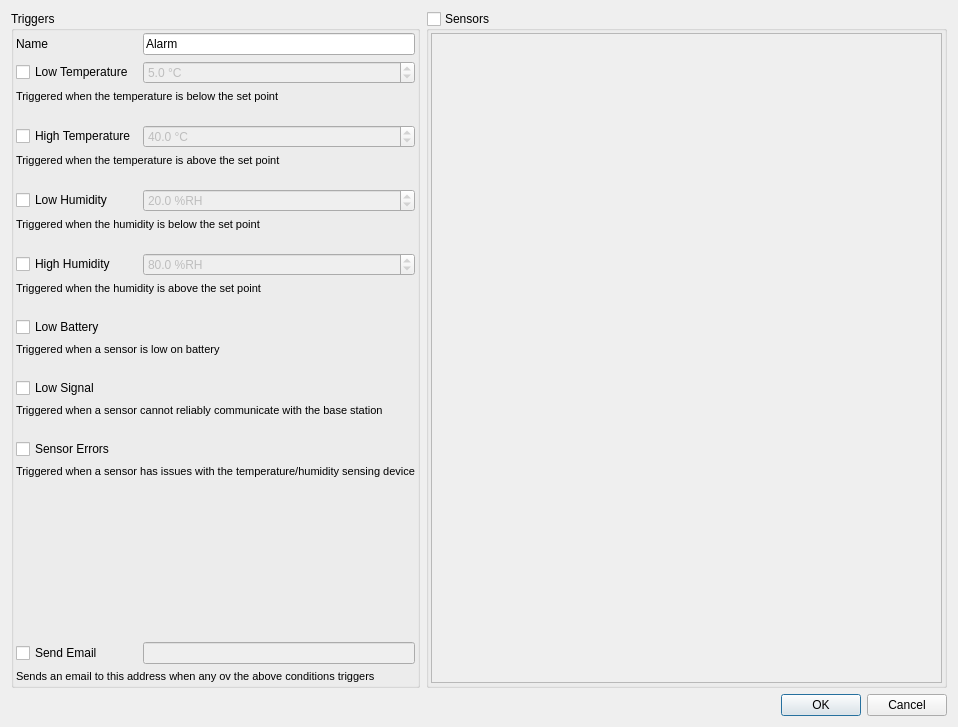
This is manager/src/ConfigureAlarmDialog.ui in porkmarks/sense as Qt 5 draws it before an edit. The edited form follows.
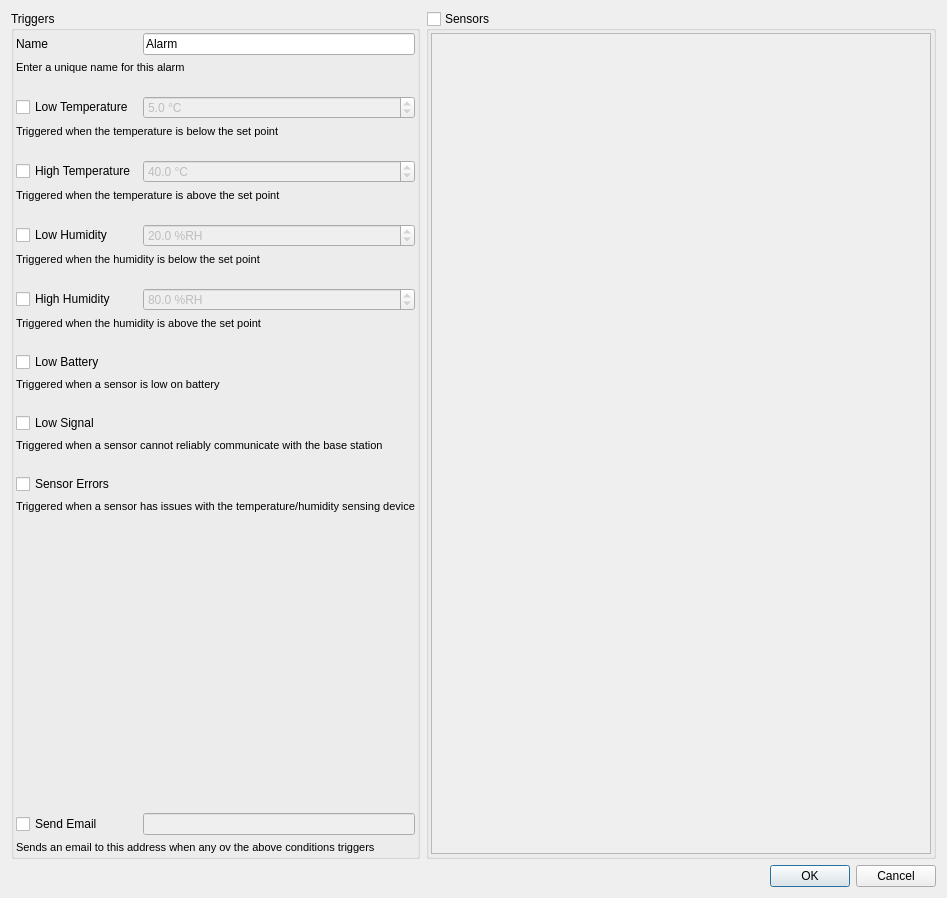
This is the edited form. Icons and pictures are not drawn.

```diff
--- a/manager/src/ConfigureAlarmDialog.ui
+++ b/manager/src/ConfigureAlarmDialog.ui
@@ -6,8 +6,8 @@
    <rect>
     <x>0</x>
     <y>0</y>
-    <width>958</width>
-    <height>727</height>
+    <width>947</width>
+    <height>898</height>
    </rect>
   </property>
   <property name="windowTitle">
@@ -47,102 +47,59 @@
          <property name="bottomMargin">
           <number>2</number>
          </property>
-         <item row="13" column="0">
-          <widget class="QCheckBox" name="lowBatteryWatch">
+         <item row="12" column="0">
+          <widget class="QCheckBox" name="highHumidityWatch">
            <property name="text">
-            <string>Low Battery</string>
+            <string>High Humidity</string>
            </property>
            <property name="icon">
             <iconset resource="../res/res.qrc">
-             <normaloff>:/icons/ui/battery-0.png</normaloff>:/icons/ui/battery-0.png</iconset>
-           </property>
-          </widget>
-         </item>
-         <item row="19" column="0">
-          <widget class="QCheckBox" name="sensorErrorsWatch">
-           <property name="text">
-            <string>Sensor Errors</string>
-           </property>
-           <property name="icon">
-            <iconset resource="../res/res.qrc">
-             <normaloff>:/icons/ui/sensor-error.png</normaloff>:/icons/ui/sensor-error.png</iconset>
-           </property>
-          </widget>
-         </item>
-         <item row="23" column="0" colspan="2">
-          <widget class="QLabel" name="label_9">
-           <property name="font">
-            <font>
-             <pointsize>8</pointsize>
-            </font>
-           </property>
-           <property name="text">
-            <string>Sends an email to this address when any ov the above conditions triggers</string>
+             <normaloff>:/icons/ui/humidity.png</normaloff>:/icons/ui/humidity.png</iconset>
            </property>
           </widget>
          </item>
          <item row="9" column="0">
-          <spacer name="verticalSpacer_4">
-           <property name="orientation">
-            <enum>Qt::Vertical</enum>
+          <widget class="QCheckBox" name="lowHumidityWatch">
+           <property name="text">
+            <string>Low Humidity</string>
            </property>
-           <property name="sizeType">
-            <enum>QSizePolicy::Fixed</enum>
-           </property>
-           <property name="sizeHint" stdset="0">
-            <size>
-             <width>1</width>
-             <height>16</height>
-            </size>
-           </property>
-          </spacer>
-         </item>
-         <item row="1" column="1">
-          <widget class="QDoubleSpinBox" name="lowTemperature">
-           <property name="enabled">
-            <bool>false</bool>
-           </property>
-           <property name="suffix">
-            <string> °C</string>
-           </property>
-           <property name="decimals">
-            <number>1</number>
-           </property>
-           <property name="minimum">
-            <double>-50.000000000000000</double>
-           </property>
-           <property name="maximum">
-            <double>200.000000000000000</double>
-           </property>
-           <property name="value">
-            <double>5.000000000000000</double>
+           <property name="icon">
+            <iconset resource="../res/res.qrc">
+             <normaloff>:/icons/ui/humidity.png</normaloff>:/icons/ui/humidity.png</iconset>
            </property>
           </widget>
          </item>
-         <item row="11" column="0" colspan="2">
-          <widget class="QLabel" name="label_5">
+         <item row="19" column="0" colspan="2">
+          <widget class="QLabel" name="label_7">
            <property name="font">
             <font>
              <pointsize>8</pointsize>
             </font>
            </property>
            <property name="text">
-            <string>Triggered when the humidity is above the set point</string>
-           </property>
-          </widget>
-         </item>
-         <item row="4" column="0">
-          <widget class="QCheckBox" name="highTemperatureWatch">
-           <property name="text">
-            <string>High Temperature</string>
-           </property>
-           <property name="icon">
-            <iconset resource="../res/res.qrc">
-             <normaloff>:/icons/ui/temperature.png</normaloff>:/icons/ui/temperature.png</iconset>
+            <string>Triggered when a sensor cannot reliably communicate with the base station</string>
            </property>
           </widget>
          </item>
          <item row="18" column="0">
+          <widget class="QCheckBox" name="lowSignalWatch">
+           <property name="text">
+            <string>Low Signal</string>
+           </property>
+           <property name="icon">
+            <iconset resource="../res/res.qrc">
+             <normaloff>:/icons/ui/signal-0.png</normaloff>:/icons/ui/signal-0.png</iconset>
+           </property>
+          </widget>
+         </item>
+         <item row="0" column="0">
+          <widget class="QLabel" name="label">
+           <property name="text">
+            <string>Name</string>
+           </property>
+          </widget>
+         </item>
+         <item row="20" column="0">
           <spacer name="verticalSpacer_7">
            <property name="orientation">
             <enum>Qt::Vertical</enum>
@@ -158,7 +115,36 @@
            </property>
           </spacer>
          </item>
-         <item row="6" column="0">
+         <item row="23" column="0">
+          <spacer name="verticalSpacer_8">
+           <property name="orientation">
+            <enum>Qt::Vertical</enum>
+           </property>
+           <property name="sizeHint" stdset="0">
+            <size>
+             <width>20</width>
+             <height>40</height>
+            </size>
+           </property>
+          </spacer>
+         </item>
+         <item row="11" column="0">
+          <spacer name="verticalSpacer_4">
+           <property name="orientation">
+            <enum>Qt::Vertical</enum>
+           </property>
+           <property name="sizeType">
+            <enum>QSizePolicy::Fixed</enum>
+           </property>
+           <property name="sizeHint" stdset="0">
+            <size>
+             <width>1</width>
+             <height>16</height>
+            </size>
+           </property>
+          </spacer>
+         </item>
+         <item row="8" column="0">
           <spacer name="verticalSpacer_3">
            <property name="orientation">
             <enum>Qt::Vertical</enum>
@@ -174,20 +160,8 @@
            </property>
           </spacer>
          </item>
-         <item row="17" column="0" colspan="2">
-          <widget class="QLabel" name="label_7">
-           <property name="font">
-            <font>
-             <pointsize>8</pointsize>
-            </font>
-           </property>
-           <property name="text">
-            <string>Triggered when a sensor cannot reliably communicate with the base station</string>
-           </property>
-          </widget>
-         </item>
-         <item row="10" column="1">
-          <widget class="QDoubleSpinBox" name="highHumidity">
+         <item row="9" column="1">
+          <widget class="QDoubleSpinBox" name="lowHumidity">
            <property name="enabled">
             <bool>false</bool>
            </property>
@@ -197,47 +171,50 @@
            <property name="decimals">
             <number>1</number>
            </property>
+           <property name="maximum">
+            <double>100.000000000000000</double>
+           </property>
            <property name="value">
-            <double>80.000000000000000</double>
+            <double>20.000000000000000</double>
            </property>
           </widget>
          </item>
-         <item row="0" column="1">
-          <widget class="QLineEdit" name="name">
+         <item row="7" column="0" colspan="2">
+          <widget class="QLabel" name="label_3">
+           <property name="font">
+            <font>
+             <pointsize>8</pointsize>
+            </font>
+           </property>
            <property name="text">
-            <string>Alarm</string>
+            <string>Triggered when the temperature is above the set point</string>
            </property>
           </widget>
          </item>
-         <item row="15" column="0">
-          <spacer name="verticalSpacer_6">
-           <property name="orientation">
-            <enum>Qt::Vertical</enum>
+         <item row="6" column="0">
+          <widget class="QCheckBox" name="highTemperatureWatch">
+           <property name="text">
+            <string>High Temperature</string>
            </property>
-           <property name="sizeType">
-            <enum>QSizePolicy::Fixed</enum>
+           <property name="icon">
+            <iconset resource="../res/res.qrc">
+             <normaloff>:/icons/ui/temperature.png</normaloff>:/icons/ui/temperature.png</iconset>
            </property>
-           <property name="sizeHint" stdset="0">
-            <size>
-             <width>1</width>
-             <height>16</height>
-            </size>
-           </property>
-          </spacer>
+          </widget>
          </item>
-         <item row="2" column="0" colspan="2">
-          <widget class="QLabel" name="label_2">
+         <item row="25" column="0" colspan="2">
+          <widget class="QLabel" name="label_9">
            <property name="font">
             <font>
              <pointsize>8</pointsize>
             </font>
            </property>
            <property name="text">
-            <string>Triggered when the temperature is below the set point</string>
+            <string>Sends an email to this address when any ov the above conditions triggers</string>
            </property>
           </widget>
          </item>
-         <item row="12" column="0">
+         <item row="14" column="0">
           <spacer name="verticalSpacer_5">
            <property name="orientation">
             <enum>Qt::Vertical</enum>
@@ -253,7 +230,7 @@
            </property>
           </spacer>
          </item>
-         <item row="20" column="0" colspan="2">
+         <item row="22" column="0" colspan="2">
           <widget class="QLabel" name="label_8">
            <property name="font">
             <font>
@@ -265,7 +242,7 @@
            </property>
           </widget>
          </item>
-         <item row="3" column="0">
+         <item row="5" column="0">
           <spacer name="verticalSpacer_2">
            <property name="orientation">
             <enum>Qt::Vertical</enum>
@@ -281,19 +258,73 @@
            </property>
           </spacer>
          </item>
-         <item row="14" column="0" colspan="2">
-          <widget class="QLabel" name="label_6">
+         <item row="3" column="1">
+          <widget class="QDoubleSpinBox" name="lowTemperature">
+           <property name="enabled">
+            <bool>false</bool>
+           </property>
+           <property name="suffix">
+            <string> °C</string>
+           </property>
+           <property name="decimals">
+            <number>1</number>
+           </property>
+           <property name="minimum">
+            <double>-50.000000000000000</double>
+           </property>
+           <property name="maximum">
+            <double>200.000000000000000</double>
+           </property>
+           <property name="value">
+            <double>5.000000000000000</double>
+           </property>
+          </widget>
+         </item>
+         <item row="17" column="0">
+          <spacer name="verticalSpacer_6">
+           <property name="orientation">
+            <enum>Qt::Vertical</enum>
+           </property>
+           <property name="sizeType">
+            <enum>QSizePolicy::Fixed</enum>
+           </property>
+           <property name="sizeHint" stdset="0">
+            <size>
+             <width>1</width>
+             <height>16</height>
+            </size>
+           </property>
+          </spacer>
+         </item>
+         <item row="1" column="0" colspan="2">
+          <widget class="QLabel" name="label_10">
            <property name="font">
             <font>
              <pointsize>8</pointsize>
             </font>
            </property>
            <property name="text">
-            <string>Triggered when a sensor is low on battery</string>
+            <string>Enter a unique name for this alarm</string>
            </property>
           </widget>
          </item>
-         <item row="8" column="0" colspan="2">
+         <item row="12" column="1">
+          <widget class="QDoubleSpinBox" name="highHumidity">
+           <property name="enabled">
+            <bool>false</bool>
+           </property>
+           <property name="suffix">
+            <string> %RH</string>
+           </property>
+           <property name="decimals">
+            <number>1</number>
+           </property>
+           <property name="value">
+            <double>80.000000000000000</double>
+           </property>
+          </widget>
+         </item>
+         <item row="10" column="0" colspan="2">
           <widget class="QLabel" name="label_4">
            <property name="font">
             <font>
@@ -305,45 +336,10 @@
            </property>
           </widget>
          </item>
-         <item row="7" column="0">
-          <widget class="QCheckBox" name="lowHumidityWatch">
-           <property name="text">
-            <string>Low Humidity</string>
-           </property>
-           <property name="icon">
-            <iconset resource="../res/res.qrc">
-             <normaloff>:/icons/ui/humidity.png</normaloff>:/icons/ui/humidity.png</iconset>
-           </property>
-          </widget>
-         </item>
-         <item row="16" column="0">
-          <widget class="QCheckBox" name="lowSignalWatch">
-           <property name="text">
-            <string>Low Signal</string>
-           </property>
-           <property name="icon">
-            <iconset resource="../res/res.qrc">
-             <normaloff>:/icons/ui/signal-0.png</normaloff>:/icons/ui/signal-0.png</iconset>
-           </property>
-          </widget>
-         </item>
          <item row="21" column="0">
-          <spacer name="verticalSpacer_8">
-           <property name="orientation">
-            <enum>Qt::Vertical</enum>
-           </property>
-           <property name="sizeHint" stdset="0">
-            <size>
-             <width>20</width>
-             <height>40</height>
-            </size>
-           </property>
-          </spacer>
-         </item>
-         <item row="1" column="0">
-          <widget class="QCheckBox" name="lowTemperatureWatch">
+          <widget class="QCheckBox" name="sensorErrorsWatch">
            <property name="text">
-            <string>Low Temperature</string>
+            <string>Sensor Errors</string>
            </property>
            <property name="icon">
             <iconset resource="../res/res.qrc">
@@ -351,25 +347,33 @@
            </property>
           </widget>
          </item>
-         <item row="10" column="0">
-          <widget class="QCheckBox" name="highHumidityWatch">
-           <property name="text">
-            <string>High Humidity</string>
-           </property>
-           <property name="icon">
-            <iconset resource="../res/res.qrc">
-             <normaloff>:/icons/ui/humidity.png</normaloff>:/icons/ui/humidity.png</iconset>
-           </property>
-          </widget>
-         </item>
-         <item row="22" column="1">
+         <item row="24" column="1">
           <widget class="QLineEdit" name="emailRecipient">
            <property name="enabled">
             <bool>false</bool>
            </property>
           </widget>
          </item>
-         <item row="22" column="0">
+         <item row="0" column="1">
+          <widget class="QLineEdit" name="name">
+           <property name="text">
+            <string>Alarm</string>
+           </property>
+          </widget>
+         </item>
+         <item row="16" column="0" colspan="2">
+          <widget class="QLabel" name="label_6">
+           <property name="font">
+            <font>
+             <pointsize>8</pointsize>
+            </font>
+           </property>
+           <property name="text">
+            <string>Triggered when a sensor is low on battery</string>
+           </property>
+          </widget>
+         </item>
+         <item row="24" column="0">
           <widget class="QCheckBox" name="sendEmailAction">
            <property name="text">
             <string>Send Email</string>
@@ -380,7 +384,53 @@
            </property>
           </widget>
          </item>
-         <item row="4" column="1">
+         <item row="3" column="0">
+          <widget class="QCheckBox" name="lowTemperatureWatch">
+           <property name="text">
+            <string>Low Temperature</string>
+           </property>
+           <property name="icon">
+            <iconset resource="../res/res.qrc">
+             <normaloff>:/icons/ui/temperature.png</normaloff>:/icons/ui/temperature.png</iconset>
+           </property>
+          </widget>
+         </item>
+         <item row="4" column="0" colspan="2">
+          <widget class="QLabel" name="label_2">
+           <property name="font">
+            <font>
+             <pointsize>8</pointsize>
+            </font>
+           </property>
+           <property name="text">
+            <string>Triggered when the temperature is below the set point</string>
+           </property>
+          </widget>
+         </item>
+         <item row="15" column="0">
+          <widget class="QCheckBox" name="lowBatteryWatch">
+           <property name="text">
+            <string>Low Battery</string>
+           </property>
+           <property name="icon">
+            <iconset resource="../res/res.qrc">
+             <normaloff>:/icons/ui/battery-0.png</normaloff>:/icons/ui/battery-0.png</iconset>
+           </property>
+          </widget>
+         </item>
+         <item row="13" column="0" colspan="2">
+          <widget class="QLabel" name="label_5">
+           <property name="font">
+            <font>
+             <pointsize>8</pointsize>
+            </font>
+           </property>
+           <property name="text">
+            <string>Triggered when the humidity is above the set point</string>
+           </property>
+          </widget>
+         </item>
+         <item row="6" column="1">
           <widget class="QDoubleSpinBox" name="highTemperature">
            <property name="enabled">
             <bool>false</bool>
@@ -402,43 +452,21 @@
            </property>
           </widget>
          </item>
-         <item row="7" column="1">
-          <widget class="QDoubleSpinBox" name="lowHumidity">
-           <property name="enabled">
-            <bool>false</bool>
+         <item row="2" column="0">
+          <spacer name="verticalSpacer">
+           <property name="orientation">
+            <enum>Qt::Vertical</enum>
            </property>
-           <property name="suffix">
-            <string> %RH</string>
+           <property name="sizeType">
+            <enum>QSizePolicy::Fixed</enum>
            </property>
-           <property name="decimals">
-            <number>1</number>
+           <property name="sizeHint" stdset="0">
+            <size>
+             <width>1</width>
+             <height>16</height>
+            </size>
            </property>
-           <property name="maximum">
-            <double>100.000000000000000</double>
-           </property>
-           <property name="value">
-            <double>20.000000000000000</double>
-           </property>
-          </widget>
-         </item>
-         <item row="0" column="0">
-          <widget class="QLabel" name="label">
-           <property name="text">
-            <string>Name</string>
-           </property>
-          </widget>
-         </item>
-         <item row="5" column="0" colspan="2">
-          <widget class="QLabel" name="label_3">
-           <property name="font">
-            <font>
-             <pointsize>8</pointsize>
-            </font>
-           </property>
-           <property name="text">
-            <string>Triggered when the temperature is above the set point</string>
-           </property>
-          </widget>
+          </spacer>
          </item>
         </layout>
        </widget>
```
Left out of the diff: 2 changed lines with no effect on the pictures.
